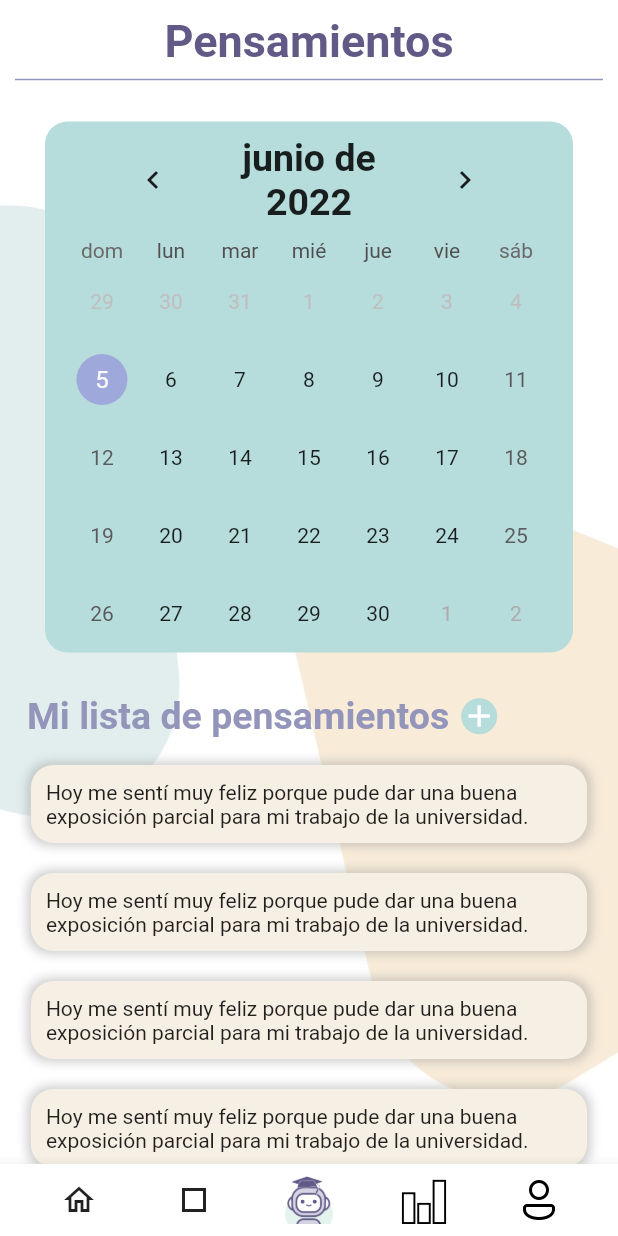
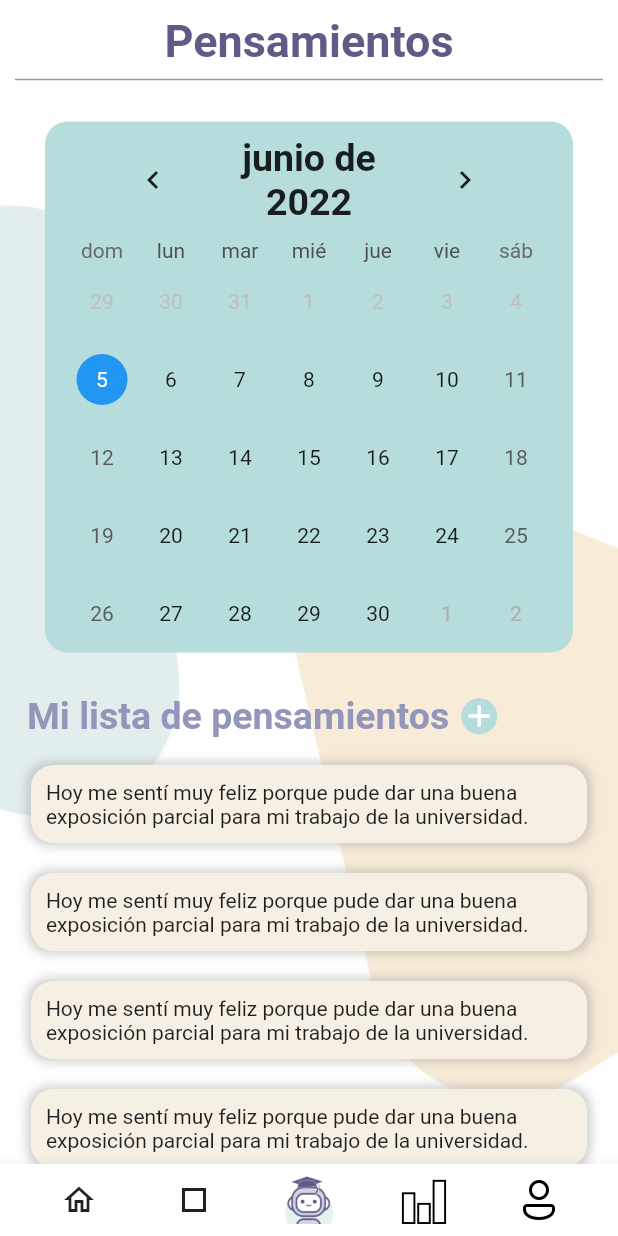
Before and after one commit to kevinvalle22/TP2022-front, a Flutter app: the DiaryPage screen opened directly with empty values, on a phone screen of 412 x 824 dp. Run offline on Flutter 3.47's test engine with Material 2 defaults, Android fonts, the light colour scheme and no system bars; drawn by our look-alikes of table_calendar; our stand-ins replace charts_flutter, dots_indicator, fl_chart, flutter_secure_storage, flutter_spinkit, percent_indicator and 1 more; accounts and stored records are empty.

```diff
--- a/lib/Components/calendar-widget.dart
+++ b/lib/Components/calendar-widget.dart
@@ -4,7 +4,16 @@ import 'package:flutter/gestures.dart';
 import 'package:flutter/material.dart';
 import 'package:table_calendar/table_calendar.dart';
 
-class CalendarWidget extends StatelessWidget {
+class CalendarWidget extends StatefulWidget {
+  @override
+  State<CalendarWidget> createState() => _CalendarWidgetState();
+}
+
+class _CalendarWidgetState extends State<CalendarWidget> {
+  CalendarFormat format = CalendarFormat.month;
+  DateTime selectedDay = DateTime.now();
+  DateTime focusedDay = DateTime.now();
+
   @override
   Widget build(BuildContext context) {
     return Padding(
@@ -20,17 +29,39 @@ class CalendarWidget extends StatelessWidget {
         child: TableCalendar(
           locale: 'es_ES',
           headerStyle: HeaderStyle(
-            titleCentered: true,
-            formatButtonVisible: false,
-            titleTextStyle: TextStyle(
-                fontSize: 25,fontWeight: FontWeight.bold
-            ),
-            headerPadding: EdgeInsets.symmetric(horizontal: 25,vertical: 10)
-          ),
-
-          focusedDay: DateTime.now(),
+              titleCentered: true,
+              formatButtonVisible: false,
+              titleTextStyle:
+                  TextStyle(fontSize: 25, fontWeight: FontWeight.bold),
+              headerPadding:
+                  EdgeInsets.symmetric(horizontal: 25, vertical: 10)),
+          focusedDay: selectedDay,
           firstDay: DateTime.now(),
           lastDay: DateTime.now().add(Duration(days: 200)),
+          startingDayOfWeek: StartingDayOfWeek.sunday,
+          daysOfWeekVisible: true,
+          onDaySelected: (DateTime selectDay, DateTime focusDay) {
+            setState(() {
+              selectedDay = selectDay;
+              focusedDay = focusDay;
+            });
+            print(focusedDay);
+          },
+          selectedDayPredicate: (DateTime date) {
+            return isSameDay(selectedDay, date);
+          },
+          calendarStyle: CalendarStyle(
+            isTodayHighlighted: true,
+            selectedDecoration: BoxDecoration(
+              color: Colors.blue,
+              shape: BoxShape.circle,
+            ),
+            selectedTextStyle: TextStyle(color: Colors.white),
+            todayDecoration: BoxDecoration(
+              color: Colors.purpleAccent,
+              shape: BoxShape.circle
+            )
+          ),
         ),
       ),
     );
```
